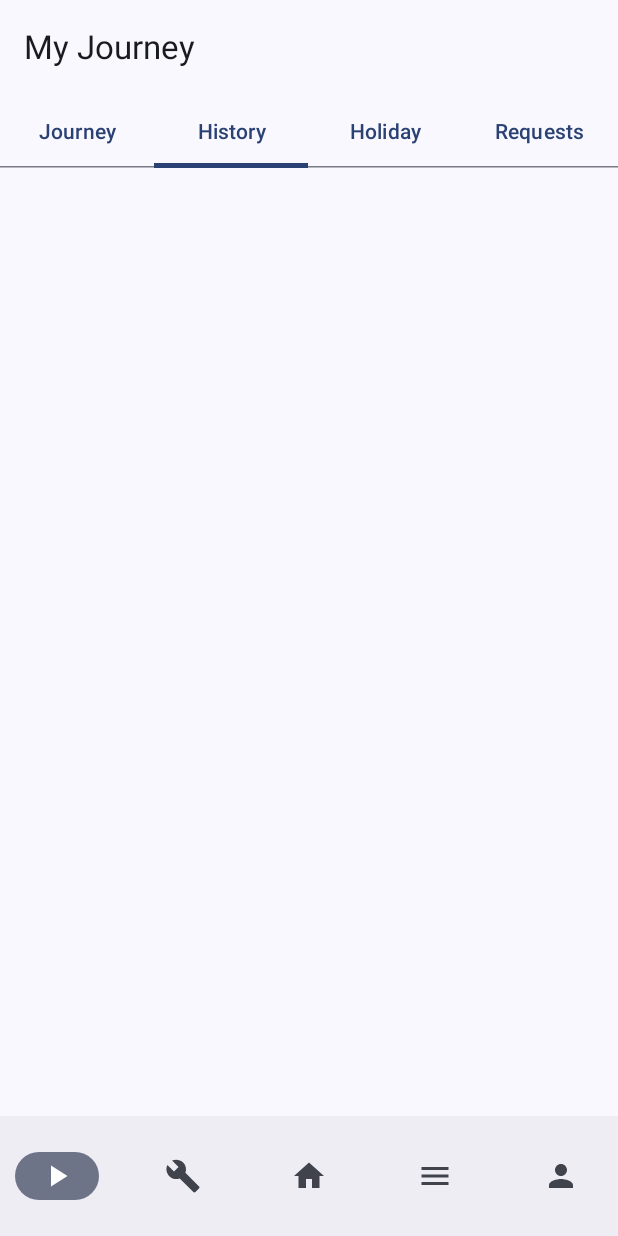
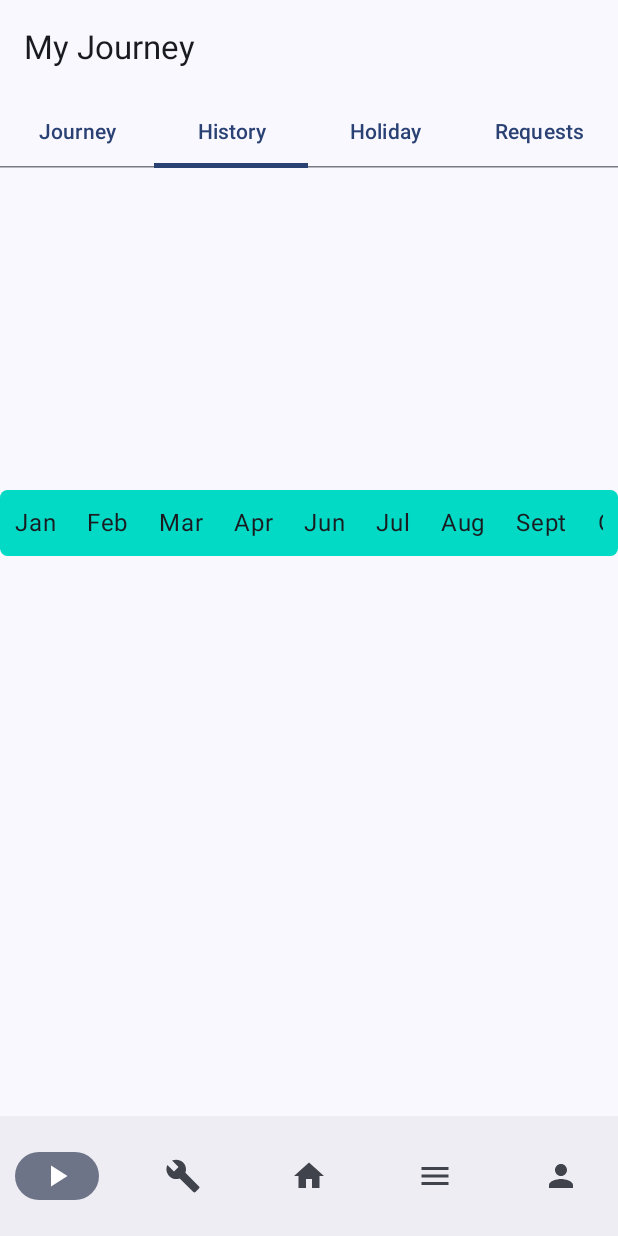
Before and after one commit to Ayu5h5hakya/JobTracker, an Android app built with Jetpack Compose: the screen it shows after launch (MainActivity), tab 2 chosen, on a phone screen of 412 x 824 dp. Run offline under Robolectric (Android 15) with nearby library versions, the phone set to English and light mode, and no system bars.

Commit message:
add horizontal pager in journey page

```diff
--- a/app/build.gradle.kts
+++ b/app/build.gradle.kts
@@ -10,7 +10,7 @@ android {
 
     defaultConfig {
         applicationId = "com.app.employeetracking"
-        minSdk = 24
+        minSdk = 26
         targetSdk = 34
         versionCode = 1
         versionName = "1.0"
--- a/app/src/main/java/com/app/employeetracking/features/dashboard/presentation/Dashboard.kt
+++ b/app/src/main/java/com/app/employeetracking/features/dashboard/presentation/Dashboard.kt
@@ -26,6 +26,7 @@ import androidx.compose.ui.graphics.vector.ImageVector
 import com.app.employeetracking.features.home.presentation.Home
 import com.app.employeetracking.features.jobs.presentation.Jobs
 import com.app.employeetracking.features.journey.presentation.Journey
+import com.app.employeetracking.features.journey.presentation.MyJourney
 import com.app.employeetracking.features.profile.presentation.Profile
 import com.app.employeetracking.features.trunk.presentation.Trunk
 import kotlinx.serialization.Serializable
@@ -76,7 +77,7 @@ fun Dashboard(modifier: Modifier = Modifier) {
         }
     ) { innerPadding ->
         when (currentPageIndex) {
-            0 -> Journey(Modifier.padding(innerPadding))
+            0 -> MyJourney(Modifier.padding(innerPadding))
             1 -> Jobs(Modifier.padding(innerPadding))
             2 -> Home(Modifier.padding(innerPadding))
             3 -> Trunk(Modifier.padding(innerPadding))
--- /dev/null
+++ b/app/src/main/java/com/app/employeetracking/features/journey/presentation/History.kt
@@ -0,0 +1,28 @@
+package com.app.employeetracking.features.journey.presentation
+
+import androidx.compose.foundation.background
+import androidx.compose.foundation.layout.Box
+import androidx.compose.foundation.layout.Column
+import androidx.compose.foundation.layout.padding
+import androidx.compose.foundation.shape.RoundedCornerShape
+import androidx.compose.runtime.Composable
+import androidx.compose.ui.Modifier
+import androidx.compose.ui.res.colorResource
+import androidx.compose.ui.unit.dp
+import com.app.employeetracking.R
+import com.app.employeetracking.features.journey.presentation.components.HorizontalBar
+
+@Composable
+fun History(modifier: Modifier = Modifier) {
+    Column(modifier) {
+        Box(
+            Modifier.background(
+                color = colorResource(R.color.teal_200),
+                shape = RoundedCornerShape(5.dp)
+            )
+        ) {
+            HorizontalBar(Modifier.padding(horizontal = 10.dp, vertical = 10.dp))
+        }
+
+    }
+}
--- /dev/null
+++ b/app/src/main/java/com/app/employeetracking/features/journey/presentation/Holiday.kt
@@ -0,0 +1,138 @@
+package com.app.employeetracking.features.journey.presentation
+
+import android.util.Log
+import androidx.compose.foundation.ExperimentalFoundationApi
+import androidx.compose.foundation.background
+import androidx.compose.foundation.clickable
+import androidx.compose.foundation.combinedClickable
+import androidx.compose.foundation.layout.Box
+import androidx.compose.foundation.layout.Column
+import androidx.compose.foundation.layout.Row
+import androidx.compose.foundation.layout.Spacer
+import androidx.compose.foundation.layout.fillMaxWidth
+import androidx.compose.foundation.layout.padding
+import androidx.compose.foundation.layout.width
+import androidx.compose.foundation.pager.rememberPagerState
+import androidx.compose.foundation.shape.RoundedCornerShape
+import androidx.compose.material.icons.Icons
+import androidx.compose.material.icons.automirrored.filled.KeyboardArrowLeft
+import androidx.compose.material.icons.automirrored.filled.KeyboardArrowRight
+import androidx.compose.material3.Icon
+import androidx.compose.material3.MaterialTheme
+import androidx.compose.material3.Text
+import androidx.compose.runtime.Composable
+import androidx.compose.runtime.getValue
+import androidx.compose.runtime.mutableIntStateOf
+import androidx.compose.runtime.remember
+import androidx.compose.runtime.rememberCoroutineScope
+import androidx.compose.runtime.setValue
+import androidx.compose.ui.Alignment
+import androidx.compose.ui.Modifier
+import androidx.compose.ui.unit.dp
+import androidx.compose.ui.unit.sp
+import com.app.employeetracking.features.journey.presentation.components.Calendar
+import kotlinx.coroutines.launch
+import java.time.LocalDateTime
+
+@Composable
+fun Holiday(modifier: Modifier = Modifier) {
+    CalendarView()
+}
+
+@OptIn(ExperimentalFoundationApi::class)
+@Composable
+fun CalendarView(modifier: Modifier = Modifier) {
+    val pagerState = rememberPagerState(initialPage = 500,pageCount = { 1000 })
+    var currentPage by remember { mutableIntStateOf(500) }
+    val coroutineScope = rememberCoroutineScope()
+    val calendar = getDateTime(currentPage)
+    Calendar(
+        modifier.background(MaterialTheme.colorScheme.surfaceVariant, shape = RoundedCornerShape(10.dp)).padding(10.dp),
+        pagerState = pagerState,
+        calendar = calendar,
+        header = {
+            Box(Modifier
+                .padding(vertical = 4.dp)){
+                Row(
+                    verticalAlignment = Alignment.CenterVertically,
+                    modifier = Modifier
+                        .fillMaxWidth()
+                        .padding(vertical = 10.dp, horizontal = 16.dp),
+                ) {
+                    Column(Modifier.weight(1f)) {
+                        Row {
+                            Icon(
+                                imageVector = Icons.AutoMirrored.Filled.KeyboardArrowLeft,
+                                "arrow left",
+                                modifier = Modifier
+                                    .clickable {
+                                        coroutineScope.launch {
+                                            var newPage = currentPage
+                                            newPage--
+                                            pagerState.animateScrollToPage(newPage)
+                                        }
+                                    })
+                            Spacer(Modifier.width(10.dp))
+                            Icon(
+                                imageVector = Icons.AutoMirrored.Filled.KeyboardArrowRight,
+                                "arrow right",
+                                modifier = Modifier.clickable {
+                                    coroutineScope.launch {
+                                        var newPage = currentPage
+                                        newPage++
+                                        pagerState.animateScrollToPage(newPage)
+                                    }
+                                })
+                        }
+                        Text(calendar.month.name.lowercase().replaceFirstChar { it.uppercase() }, style = MaterialTheme.typography.headlineLarge)
+                        Text("${calendar.year}",  style = MaterialTheme.typography.headlineSmall)
+                    }
+                    Column(Modifier
+                        .background(
+                            MaterialTheme.colorScheme.tertiaryContainer,
+                            shape = RoundedCornerShape(10.dp))
+                        .padding(horizontal = 10.dp, vertical = 4.dp),
+                        horizontalAlignment = Alignment.CenterHorizontally) {
+                        Text("2024", style = MaterialTheme.typography.titleMedium)
+                        Text("20",style = MaterialTheme.typography.titleLarge.copy(fontSize = 48.sp))
+                        Text("SEPT",style = MaterialTheme.typography.titleMedium)
+                    }
+                }
+            }
+        },
+        dayBuilder = { date ->
+            val bgColor = if(date.enabled) MaterialTheme.colorScheme.onSurfaceVariant else MaterialTheme.colorScheme.outlineVariant
+            Box(Modifier
+                .padding(vertical = 4.dp)
+                .width(48.dp)
+                .background(bgColor,shape = RoundedCornerShape(10.dp)),
+                contentAlignment = Alignment.Center,) {
+                Day(day = date.day, modifier = Modifier.combinedClickable(
+                    onLongClick = {
+                        Log.d("Scaffold", "onCreate: ${date.year} ${date.month} ${date.day}")
+                    },
+                    onClick = {
+                        Log.d("Scaffold", "onCreate: ${date.year} ${date.month} ${date.day}")
+                    },
+                ))
+            }
+        },
+        onPageChange = { page ->
+            currentPage = page
+        },
+    )
+}
+
+
+@Composable
+fun Day(modifier: Modifier = Modifier,day : Int) {
+    Text("$day", modifier = modifier.padding(8.dp), style = MaterialTheme.typography.bodyMedium, color = MaterialTheme.colorScheme.onPrimary)
+}
+
+private fun getDateTime(currentPage: Int) : LocalDateTime {
+    var calendar = LocalDateTime.now()
+    if((currentPage - 500)!=0) {
+        calendar = calendar.plusMonths((currentPage - 500).toLong())
+    }
+    return calendar
+}
--- a/app/src/main/java/com/app/employeetracking/features/journey/presentation/Journey.kt
+++ b/app/src/main/java/com/app/employeetracking/features/journey/presentation/Journey.kt
@@ -14,13 +14,4 @@ import androidx.compose.ui.Modifier
 
 @Composable
 fun Journey(modifier: Modifier = Modifier) {
-    var currentIndex by remember { mutableIntStateOf(0) }
-    val tabs = listOf("Journey", "History", "Holiday", "Requests")
-    Column(modifier) {
-        TabRow(modifier = Modifier.fillMaxWidth(),selectedTabIndex = currentIndex) {
-            tabs.forEachIndexed { index, title ->
-                Tab(text = { Text(title) }, selected = index == currentIndex, onClick = {currentIndex = index})
-            }
-        }
-    }
 }
--- /dev/null
+++ b/app/src/main/java/com/app/employeetracking/features/journey/presentation/MyJourney.kt
@@ -0,0 +1,43 @@
+package com.app.employeetracking.features.journey.presentation
+
+import androidx.compose.foundation.layout.Column
+import androidx.compose.foundation.layout.fillMaxWidth
+import androidx.compose.foundation.pager.HorizontalPager
+import androidx.compose.foundation.pager.rememberPagerState
+import androidx.compose.material3.Tab
+import androidx.compose.material3.TabRow
+import androidx.compose.material3.Text
+import androidx.compose.runtime.Composable
+import androidx.compose.runtime.rememberCoroutineScope
+import androidx.compose.ui.Modifier
+import kotlinx.coroutines.launch
+
+@Composable
+fun MyJourney(modifier: Modifier = Modifier) {
+    var pagerState = rememberPagerState(pageCount = { 4 }, initialPage = 0)
+    val coroutineScope = rememberCoroutineScope()
+    val tabs = listOf("Journey", "History", "Holiday", "Requests")
+    Column(modifier) {
+        TabRow(modifier = Modifier.fillMaxWidth(), selectedTabIndex = pagerState.currentPage) {
+            tabs.forEachIndexed { index, title ->
+                Tab(text = { Text(title) }, selected = index == pagerState.currentPage, onClick = {
+                    coroutineScope.launch {
+                        pagerState.scrollToPage(index)
+                    }
+                })
+            }
+        }
+        HorizontalPager(
+            pagerState,
+            userScrollEnabled = false,
+            beyondViewportPageCount = 1
+        ) { page ->
+            when (page) {
+                0 -> Journey()
+                1 -> History()
+                2 -> Holiday()
+                3 -> Requests()
+            }
+        }
+    }
+}
--- /dev/null
+++ b/app/src/main/java/com/app/employeetracking/features/journey/presentation/Requests.kt
@@ -0,0 +1,8 @@
+package com.app.employeetracking.features.journey.presentation
+
+import androidx.compose.runtime.Composable
+import androidx.compose.ui.Modifier
+
+@Composable
+fun Requests(modifier: Modifier = Modifier) {
+}
--- /dev/null
+++ b/app/src/main/java/com/app/employeetracking/features/journey/presentation/components/Calendar.kt
@@ -0,0 +1,114 @@
+package com.app.employeetracking.features.journey.presentation.components
+
+import androidx.compose.foundation.ExperimentalFoundationApi
+import androidx.compose.foundation.layout.Arrangement
+import androidx.compose.foundation.layout.Column
+import androidx.compose.foundation.layout.ColumnScope
+import androidx.compose.foundation.layout.Row
+import androidx.compose.foundation.layout.fillMaxWidth
+import androidx.compose.foundation.layout.padding
+import androidx.compose.foundation.lazy.LazyColumn
+import androidx.compose.foundation.lazy.LazyRow
+import androidx.compose.foundation.pager.HorizontalPager
+import androidx.compose.foundation.pager.PagerState
+import androidx.compose.foundation.pager.rememberPagerState
+import androidx.compose.material3.MaterialTheme
+import androidx.compose.material3.Text
+import androidx.compose.runtime.Composable
+import androidx.compose.runtime.LaunchedEffect
+import androidx.compose.runtime.snapshotFlow
+import androidx.compose.ui.Modifier
+import androidx.compose.ui.unit.dp
+import java.time.LocalDateTime
+
+data class Date(val year: Int, val month: Int, val day: Int, val enabled: Boolean)
+
+@OptIn(ExperimentalFoundationApi::class)
+@Composable
+fun Calendar(modifier: Modifier = Modifier,
+             calendar: LocalDateTime,
+             pagerState: PagerState = rememberPagerState(initialPage = 500,pageCount = { 1000 }),
+             header: @Composable ColumnScope.() -> Unit = {},
+             dayBuilder: @Composable (Date) -> Unit = {},
+             onPageChange: (Int) -> Unit = {},) {
+    val daysList = calendar.dayList()
+
+    LaunchedEffect(pagerState) {
+        snapshotFlow { pagerState.currentPage }.collect { page ->
+            onPageChange(page)
+        }
+    }
+
+    Column (modifier = modifier){
+        header()
+        Row(
+            modifier= Modifier
+                .fillMaxWidth()
+                .padding(vertical = 12.dp),
+            horizontalArrangement = Arrangement.SpaceAround) {
+            Text("M", style = MaterialTheme.typography.titleMedium)
+            Text("T", style = MaterialTheme.typography.titleMedium)
+            Text("W", style = MaterialTheme.typography.titleMedium)
+            Text("T", style = MaterialTheme.typography.titleMedium)
+            Text("F", style = MaterialTheme.typography.titleMedium)
+            Text("S", style = MaterialTheme.typography.titleMedium)
+            Text("S", style = MaterialTheme.typography.titleMedium)
+        }
+        HorizontalPager(state = pagerState, beyondViewportPageCount = 1) {
+            LazyColumn {
+                items(6) { colIndex ->
+                    LazyRow (horizontalArrangement = Arrangement.SpaceEvenly,
+                        modifier = Modifier.fillMaxWidth()){
+                        items(7) { rowIndex ->
+                            val day = daysList[colIndex * 7 + rowIndex]
+                            if(colIndex * 7 + rowIndex < daysList.size)
+                                dayBuilder(day)
+                        }
+                    }
+                }
+            }
+        }
+    }
+}
+
+
+fun LocalDateTime.dayList() : List<Date>{
+    var daysList = mutableListOf<Date>()
+    val firstDateOfMonth =  this.withDayOfMonth(1)
+    val nextMonth = firstDateOfMonth.plusMonths(1)
+    val firstDayOfMonth = firstDateOfMonth.dayOfWeek.value
+    val lastDateOfLastMonth = this.withDayOfMonth(1).minusDays(1)
+    val lastDateOfMonth = firstDateOfMonth.plusMonths(1).minusDays(1)
+
+    var i = 1
+    while (i <= lastDateOfMonth.dayOfMonth) {
+        daysList.add(Date(lastDateOfMonth.year,
+            lastDateOfMonth.monthValue,
+            i,
+            true))
+        i++
+    }
+
+    var start = lastDateOfLastMonth.dayOfMonth
+    while(daysList.indexOfFirst { it.day == 1 } != firstDayOfMonth-1) {
+        daysList.add(0,Date(
+            lastDateOfLastMonth.year,
+            lastDateOfLastMonth.monthValue,
+            start,
+            false
+        ))
+        start--
+    }
+
+    var j = 1
+    while(daysList.size<= 42) {
+        daysList.add(Date(
+            nextMonth.year,
+            nextMonth.monthValue,
+            j,
+            false
+        ))
+        j++
+    }
+    return daysList
+}
--- /dev/null
+++ b/app/src/main/java/com/app/employeetracking/features/journey/presentation/components/HorizontalBar.kt
@@ -0,0 +1,18 @@
+package com.app.employeetracking.features.journey.presentation.components
+
+import androidx.compose.foundation.layout.padding
+import androidx.compose.foundation.lazy.LazyRow
+import androidx.compose.material3.Text
+import androidx.compose.runtime.Composable
+import androidx.compose.ui.Modifier
+import androidx.compose.ui.unit.dp
+
+@Composable
+fun HorizontalBar(modifier: Modifier = Modifier) {
+    val months = listOf("Jan","Feb","Mar","Apr","Jun","Jul","Aug","Sept","Oct","Nov","Dec")
+    LazyRow(modifier) {
+        items(months.size) { index ->
+            Text(months[index], Modifier.padding(end = 20.dp))
+        }
+    }
+}
```
